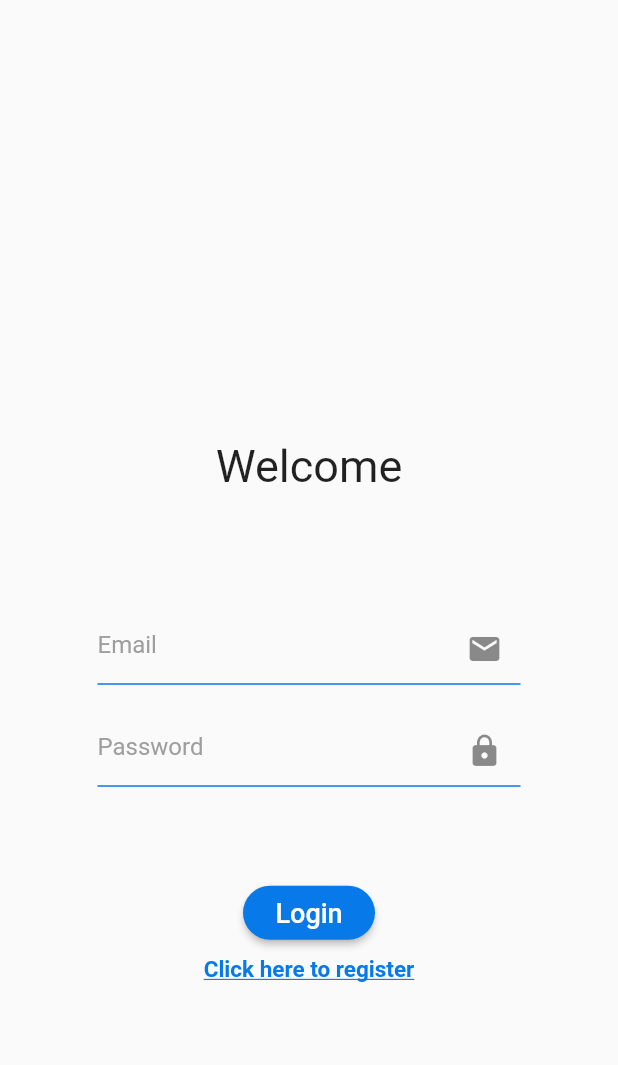
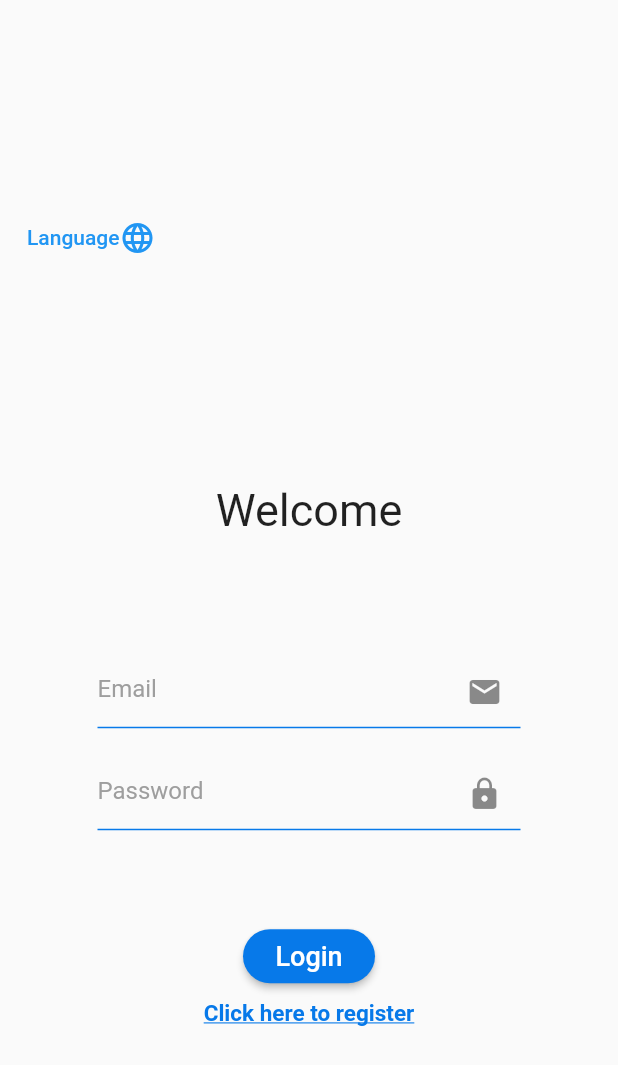
Before and after one commit to haitham-kablan/HadarSocialNetwork, a Flutter app: the screen it shows after launch, on a phone screen of 412 x 824 dp. Shown: the top 1065 px of the screen. Run offline on Flutter 3.47's test engine with Material 2 defaults, Android fonts, the phone set to English and light mode, and no system bars; our stand-ins replace cloud_firestore, firebase_auth, firebase_core, flutter_local_notifications, flutter_rating_bar, flutter_spinkit and 6 more; missing offline and left inert: flappy_search_bar, translator, workmanager; accounts and stored records are empty; generated files the repository leaves out were written again.

Commit message:
allow the to specify the language of the login page and registration page

```diff
--- a/hadar/lib/main.dart
+++ b/hadar/lib/main.dart
@@ -74,9 +74,6 @@ class _MainAppState extends State<MainApp> {
     if(appLanguage != null) {
       _locale = Locale.fromSubtags(languageCode: appLanguage);
     }
-    // else{
-    //   _locale = Locale.fromSubtags(languageCode: Platform.localeName.substring(0,2));
-    // }
   }
 
   @override
--- a/hadar/lib/profiles/profileItems/ChangeLangDialogue.dart
+++ b/hadar/lib/profiles/profileItems/ChangeLangDialogue.dart
@@ -18,7 +18,10 @@ class ChangeLangDialogue extends StatelessWidget {
 
   @override
   Widget build(BuildContext context) {
-    String userEmail = CurrentUser.curr_user.email;
+    String userEmail = "";
+    if(userIsLoggedIn) {
+      userEmail = CurrentUser.curr_user.email;
+    }
     return new AlertDialog(
       title: Center(child: Text(AppLocalizations.of(context).changeLanguage, style: TextStyle(fontSize: 22,fontWeight: FontWeight.bold),)),
       backgroundColor: BasicColor.backgroundClr,
--- a/hadar/lib/services/authentication/LogInPage.dart
+++ b/hadar/lib/services/authentication/LogInPage.dart
@@ -8,6 +8,7 @@ import 'package:flutter/material.dart';
 import 'package:flutter_spinkit/flutter_spinkit.dart';
 import 'package:hadar/Design/basicTools.dart';
 import 'package:hadar/Design/text_feilds/custom_text_feild.dart';
+import 'package:hadar/profiles/profileItems/ChangeLangDialogue.dart';
 import 'package:hadar/services/DataBaseServices.dart';
 import 'package:hadar/services/authentication/ReigsterPage.dart';
 import 'package:hadar/services/authentication/validators.dart';
@@ -88,11 +89,30 @@ class _LogInPageState extends State<LogInPage> {
             children: [
 
               Container(
-                child: this.showAlert(),
-                margin: EdgeInsets.all(40),
+                margin: EdgeInsets.only(left: 10, right: 10, bottom: 75),
+                child: TextButton(
+                    child: Row(
+                      crossAxisAlignment: CrossAxisAlignment.center,
+                      mainAxisAlignment: MainAxisAlignment.start,
+                      children: [
+                        Text(AppLocalizations.of(context).language),
+                        Icon(Icons.language),
+                      ],
+                    ),
+                    onPressed: () {
+                      showDialog(
+                        context: context,
+                        builder: (BuildContext context) =>
+                            ChangeLangDialogue("default", userIsLoggedIn: false),
+                      );
+                    }),
               ),
               Container(
-                margin: EdgeInsets.only(top: 50),
+                child: this.showAlert(),
+                margin: EdgeInsets.all(25),
+              ),
+              Container(
+                margin: EdgeInsets.only(top: 15),
                 child: Text(
                   AppLocalizations.of(context).welcome,
                   textDirection: TextDirection.rtl,
```
